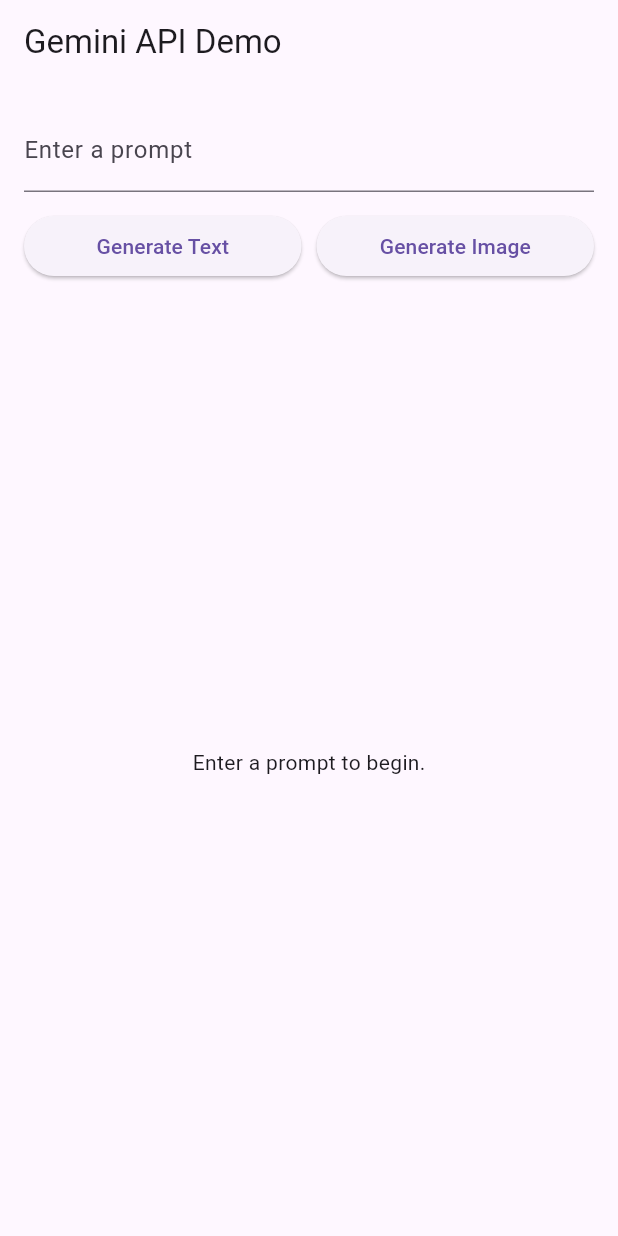
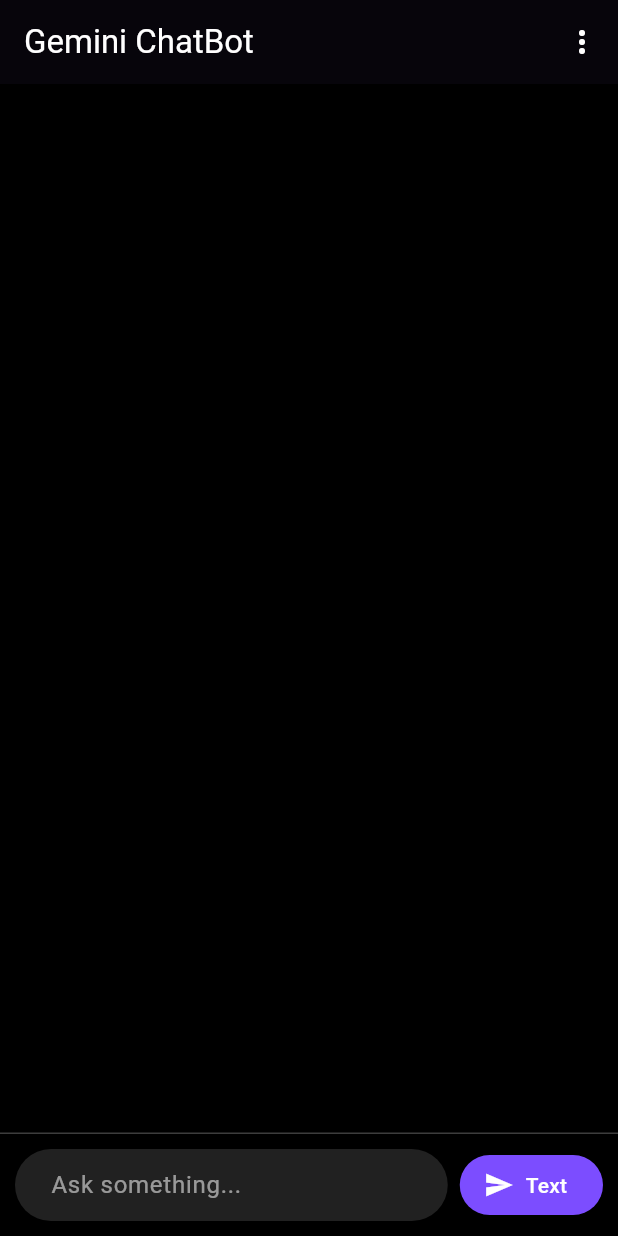
Before and after one commit to AbdulMoiz5702/TalkWise, a Flutter app: the screen it shows after launch, on a phone screen of 412 x 824 dp. Run offline on Flutter 3.47's test engine with Material 3 defaults, Android fonts, the phone set to English and light mode, and no system bars; our stand-ins replace flutter_bloc, hydrated_bloc.

Commit message:
UI_optimized

```diff
--- a/lib/Views/Screens/gemini_page.dart
+++ b/lib/Views/Screens/gemini_page.dart
@@ -1,7 +1,6 @@
 import 'dart:convert';
 import 'package:flutter/material.dart';
 import 'package:flutter_bloc/flutter_bloc.dart';
-
 import '../../Bloc/chat_bot_bloc.dart';
 import '../../Bloc/chat_bot_event.dart';
 import '../../Bloc/chat_bot_state.dart';
@@ -10,76 +9,204 @@ import '../../Bloc/chat_bot_state.dart';
 class GeminiPage extends StatefulWidget {
   const GeminiPage({super.key});
   @override
-  _GeminiPageState createState() => _GeminiPageState();
+  State<GeminiPage> createState() => _GeminiPageState();
 }
 
 class _GeminiPageState extends State<GeminiPage> {
   final TextEditingController _controller = TextEditingController();
+  final ScrollController _scrollController = ScrollController();
+  final List<_ChatBubble> _chatHistory = [];
+  String _selectedMode = 'Text'; // or 'Image'
+  bool _isThinking = false;
+
+  void _addUserMessage(String text) {
+    setState(() {
+      _chatHistory.add(_ChatBubble(text: text, isUser: true));
+    });
+  }
+
+  void _addBotThinkingMessage() {
+    final message = _selectedMode == 'Text'
+        ? '🤖 Thinking...'
+        : '🧠 Imagining your image...';
+    setState(() {
+      _isThinking = true;
+      _chatHistory.add(_ChatBubble(text: message, isUser: false, isTemporary: true));
+    });
+  }
+
+  void _replaceThinkingMessage({String? text, String? imageBase64}) {
+    if (_isThinking) {
+      setState(() {
+        // Remove last temporary message
+        _chatHistory.removeWhere((c) => c.isTemporary);
+        _chatHistory.add(
+          _ChatBubble(
+            text: text ?? '',
+            imageBase64: imageBase64,
+            isUser: false,
+          ),
+        );
+        _isThinking = false;
+      });
+    }
+  }
+
+  void _sendPrompt() {
+    final prompt = _controller.text.trim();
+    if (prompt.isEmpty) return;
+
+    _addUserMessage(prompt);
+    _controller.clear();
+    _addBotThinkingMessage();
+
+    final bloc = context.read<GeminiBloc>();
+    if (_selectedMode == 'Image') {
+      bloc.add(GenerateImageEvent(prompt));
+    } else {
+      bloc.add(GenerateTextEvent(prompt));
+    }
+  }
+
   @override
   Widget build(BuildContext context) {
     return Scaffold(
-      appBar: AppBar(title: Text('Gemini API Demo')),
-      body: Padding(
-        padding: const EdgeInsets.all(16),
-        child: Column(
-          children: [
-            TextField(
-              controller: _controller,
-              decoration: InputDecoration(labelText: 'Enter a prompt'),
+      backgroundColor: Colors.black,
+      appBar: AppBar(
+        backgroundColor: Colors.black,
+        elevation: 2,
+        title: const Text('Gemini ChatBot', style: TextStyle(color: Colors.white)),
+        actions: [
+          PopupMenuButton<String>(
+            initialValue: _selectedMode,
+            onSelected: (value) => setState(() => _selectedMode = value),
+            color: Colors.grey[900],
+            icon: const Icon(Icons.more_vert, color: Colors.white),
+            itemBuilder: (context) => const [
+              PopupMenuItem(
+                value: 'Text',
+                child: Text('Text Mode', style: TextStyle(color: Colors.white)),
               ),
-            SizedBox(height: 12),
-            Row(
+              PopupMenuItem(
+                value: 'Image',
+                child: Text('Image Mode', style: TextStyle(color: Colors.white)),
+              ),
+            ],
+          )
+        ],
+      ),
+      body: Column(
         children: [
           Expanded(
-                  child: ElevatedButton(
-                    onPressed: () {
-                      context.read<GeminiBloc>().add(GenerateTextEvent(_controller.text));
+            child: BlocListener<GeminiBloc, GeminiState>(
+              listener: (context, state) {
+                if (state is GeminiTextGenerated) {
+                  _replaceThinkingMessage(text: state.text);
+                } else if (state is GeminiImageGenerated) {
+                  _replaceThinkingMessage(imageBase64: state.base64Image);
+                }
               },
-                    child: Text('Generate Text'),
+              child: ListView.builder(
+                controller: _scrollController,
+                padding: const EdgeInsets.all(16),
+                itemCount: _chatHistory.length,
+                itemBuilder: (context, index) {
+                  final chat = _chatHistory[index];
+                  return Align(
+                    alignment:
+                    chat.isUser ? Alignment.centerRight : Alignment.centerLeft,
+                    child: Container(
+                      margin: const EdgeInsets.symmetric(vertical: 4),
+                      padding: const EdgeInsets.all(12),
+                      constraints: const BoxConstraints(maxWidth: 300),
+                      decoration: BoxDecoration(
+                        color: chat.isUser ? Colors.white10 : Colors.grey[900],
+                        borderRadius: BorderRadius.only(
+                          topLeft: const Radius.circular(12),
+                          topRight: const Radius.circular(12),
+                          bottomLeft: Radius.circular(chat.isUser ? 12 : 0),
+                          bottomRight: Radius.circular(chat.isUser ? 0 : 12),
                         ),
                       ),
-                SizedBox(width: 10),
-                Expanded(
-                  child: ElevatedButton(
-                    onPressed: () {
-                      context
-                          .read<GeminiBloc>()
-                          .add(GenerateImageEvent(_controller.text));
-                    },
-                    child: Text('Generate Image'),
+                      child: chat.imageBase64 != null
+                          ? Image.memory(base64Decode(chat.imageBase64!))
+                          : Text(
+                        chat.text,
+                        style: const TextStyle(color: Colors.white),
                       ),
                     ),
-              ],
+                  );
+                },
               ),
-            SizedBox(height: 20),
+            ),
+          ),
+          const Divider(height: 1, color: Colors.white24),
+          Container(
+            color: Colors.black,
+            padding: const EdgeInsets.symmetric(horizontal: 10, vertical: 10),
+            child: SafeArea(
+              top: false,
+              child: Row(
+                children: [
                   Expanded(
-              child: BlocBuilder<GeminiBloc, GeminiState>(
-                builder: (context, state) {
-                  if (state is GeminiLoading) {
-                    return Center(child: CircularProgressIndicator());
-                  }
-                  if (state is GeminiTextGenerated) {
-                    return SingleChildScrollView(
-                      child: Text(state.text, style: TextStyle(fontSize: 16)),
-                    );
-                  }
-                  if (state is GeminiImageGenerated) {
-                    return Image.memory(
-                      base64Decode(state.base64Image),
-                    );
-                  }
-                  if (state is GeminiError) {
-                    return Center(
-                        child: Text('Error: ${state.message}',
-                            style: TextStyle(color: Colors.red)));
-                  }
-                  return Center(child: Text('Enter a prompt to begin.'));
-                },
+                    child: TextField(
+                      controller: _controller,
+                      style: const TextStyle(color: Colors.white),
+                      decoration: InputDecoration(
+                        hintText: _selectedMode == 'Text'
+                            ? 'Ask something...'
+                            : 'Describe an image...',
+                        hintStyle: const TextStyle(color: Colors.white54),
+                        filled: true,
+                        fillColor: Colors.grey[900],
+                        border: OutlineInputBorder(
+                          borderRadius: BorderRadius.circular(25),
+                          borderSide: BorderSide.none,
+                        ),
+                        contentPadding: const EdgeInsets.symmetric(
+                            vertical: 12, horizontal: 20),
+                      ),
+                    ),
+                  ),
+                  const SizedBox(width: 8),
+                  ElevatedButton.icon(
+                    onPressed: _sendPrompt,
+                    icon: Icon(
+                      _selectedMode == 'Text' ? Icons.send : Icons.image,
+                      size: 20,
+                      color: Colors.white,
+                    ),
+                    label: Text(
+                      _selectedMode,
+                      style: const TextStyle(color: Colors.white),
+                    ),
+                    style: ElevatedButton.styleFrom(
+                      backgroundColor: Colors.deepPurpleAccent,
+                      shape: RoundedRectangleBorder(
+                        borderRadius: BorderRadius.circular(20),
+                      ),
                     ),
                   ),
                 ],
               ),
             ),
+          ),
+        ],
+      ),
     );
   }
 }
+
+class _ChatBubble {
+  final String text;
+  final String? imageBase64;
+  final bool isUser;
+  final bool isTemporary;
+
+  _ChatBubble({
+    this.text = '',
+    this.imageBase64,
+    required this.isUser,
+    this.isTemporary = false,
+  });
+}
```
Also changed, not shown: lib/main.dart (+3 -10 lines). Lines whose indentation alone changed are shown as unchanged.
